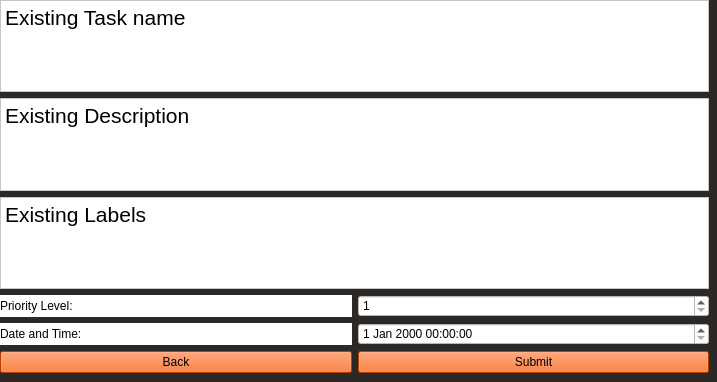
Before: the Qt Designer form Codebase/GUI/UI_Files/TaskEdit.ui in Mulukulum/Amberia, drawn with Qt 5.
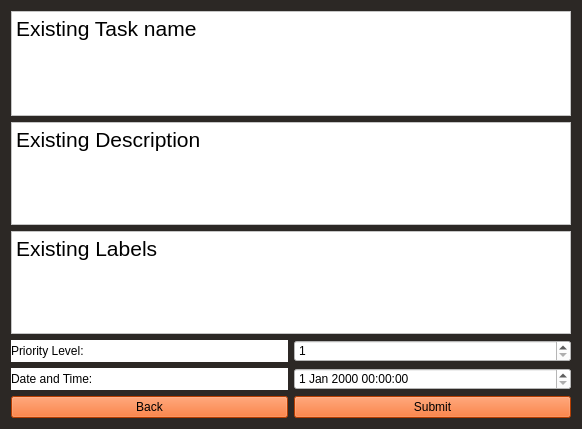
After: the same form once the commit is applied.

Commit message: Added TaskEditDialog Functionality

```diff
--- a/Codebase/GUI/UI_Files/TaskEdit.ui
+++ b/Codebase/GUI/UI_Files/TaskEdit.ui
@@ -6,8 +6,8 @@
    <rect>
     <x>0</x>
     <y>0</y>
-    <width>717</width>
-    <height>382</height>
+    <width>582</width>
+    <height>429</height>
    </rect>
   </property>
   <property name="windowTitle">
@@ -16,20 +16,19 @@
   <property name="styleSheet">
    <string notr="true">background : #2c2825;</string>
   </property>
-  <widget class="QWidget" name="">
-   <property name="geometry">
-    <rect>
-     <x>0</x>
-     <y>0</y>
-     <width>709</width>
-     <height>373</height>
-    </rect>
-   </property>
+  <layout class="QVBoxLayout" name="verticalLayout_2">
+   <item>
    <layout class="QGridLayout" name="gridLayout_2">
     <item row="0" column="0">
      <layout class="QVBoxLayout" name="verticalLayout">
       <item>
        <widget class="QTextEdit" name="textEdit">
+         <property name="minimumSize">
+          <size>
+           <width>560</width>
+           <height>105</height>
+          </size>
+         </property>
         <property name="styleSheet">
          <string notr="true">background: rgb(255, 255, 255)</string>
         </property>
@@ -37,7 +36,7 @@
          <string>&lt;!DOCTYPE HTML PUBLIC &quot;-//W3C//DTD HTML 4.0//EN&quot; &quot;http://www.w3.org/TR/REC-html40/strict.dtd&quot;&gt;
 &lt;html&gt;&lt;head&gt;&lt;meta name=&quot;qrichtext&quot; content=&quot;1&quot; /&gt;&lt;style type=&quot;text/css&quot;&gt;
 p, li { white-space: pre-wrap; }
-&lt;/style&gt;&lt;/head&gt;&lt;body style=&quot; font-family:'MS Shell Dlg 2'; font-size:8pt; font-weight:400; font-style:normal;&quot;&gt;
+&lt;/style&gt;&lt;/head&gt;&lt;body style=&quot; font-family:'MS Shell Dlg 2'; font-size:8.25pt; font-weight:400; font-style:normal;&quot;&gt;
 &lt;p style=&quot; margin-top:0px; margin-bottom:0px; margin-left:0px; margin-right:0px; -qt-block-indent:0; text-indent:0px;&quot;&gt;&lt;span style=&quot; font-size:16pt;&quot;&gt;Existing Task name&lt;/span&gt;&lt;/p&gt;&lt;/body&gt;&lt;/html&gt;</string>
         </property>
        </widget>
@@ -51,7 +50,7 @@
          <string>&lt;!DOCTYPE HTML PUBLIC &quot;-//W3C//DTD HTML 4.0//EN&quot; &quot;http://www.w3.org/TR/REC-html40/strict.dtd&quot;&gt;
 &lt;html&gt;&lt;head&gt;&lt;meta name=&quot;qrichtext&quot; content=&quot;1&quot; /&gt;&lt;style type=&quot;text/css&quot;&gt;
 p, li { white-space: pre-wrap; }
-&lt;/style&gt;&lt;/head&gt;&lt;body style=&quot; font-family:'MS Shell Dlg 2'; font-size:8pt; font-weight:400; font-style:normal;&quot;&gt;
+&lt;/style&gt;&lt;/head&gt;&lt;body style=&quot; font-family:'MS Shell Dlg 2'; font-size:8.25pt; font-weight:400; font-style:normal;&quot;&gt;
 &lt;p style=&quot; margin-top:0px; margin-bottom:0px; margin-left:0px; margin-right:0px; -qt-block-indent:0; text-indent:0px;&quot;&gt;&lt;span style=&quot; font-size:16pt;&quot;&gt;Existing Description&lt;/span&gt;&lt;/p&gt;&lt;/body&gt;&lt;/html&gt;</string>
         </property>
        </widget>
@@ -65,7 +64,7 @@
          <string>&lt;!DOCTYPE HTML PUBLIC &quot;-//W3C//DTD HTML 4.0//EN&quot; &quot;http://www.w3.org/TR/REC-html40/strict.dtd&quot;&gt;
 &lt;html&gt;&lt;head&gt;&lt;meta name=&quot;qrichtext&quot; content=&quot;1&quot; /&gt;&lt;style type=&quot;text/css&quot;&gt;
 p, li { white-space: pre-wrap; }
-&lt;/style&gt;&lt;/head&gt;&lt;body style=&quot; font-family:'MS Shell Dlg 2'; font-size:8pt; font-weight:400; font-style:normal;&quot;&gt;
+&lt;/style&gt;&lt;/head&gt;&lt;body style=&quot; font-family:'MS Shell Dlg 2'; font-size:8.25pt; font-weight:400; font-style:normal;&quot;&gt;
 &lt;p style=&quot; margin-top:0px; margin-bottom:0px; margin-left:0px; margin-right:0px; -qt-block-indent:0; text-indent:0px;&quot;&gt;&lt;span style=&quot; font-size:16pt;&quot;&gt;Existing Labels&lt;/span&gt;&lt;/p&gt;&lt;/body&gt;&lt;/html&gt;</string>
         </property>
        </widget>
@@ -137,7 +136,8 @@
      </layout>
     </item>
    </layout>
-  </widget>
+   </item>
+  </layout>
  </widget>
  <resources/>
  <connections/>
```
Lines whose indentation alone changed are shown as unchanged. The commit also changes 2 other files.
